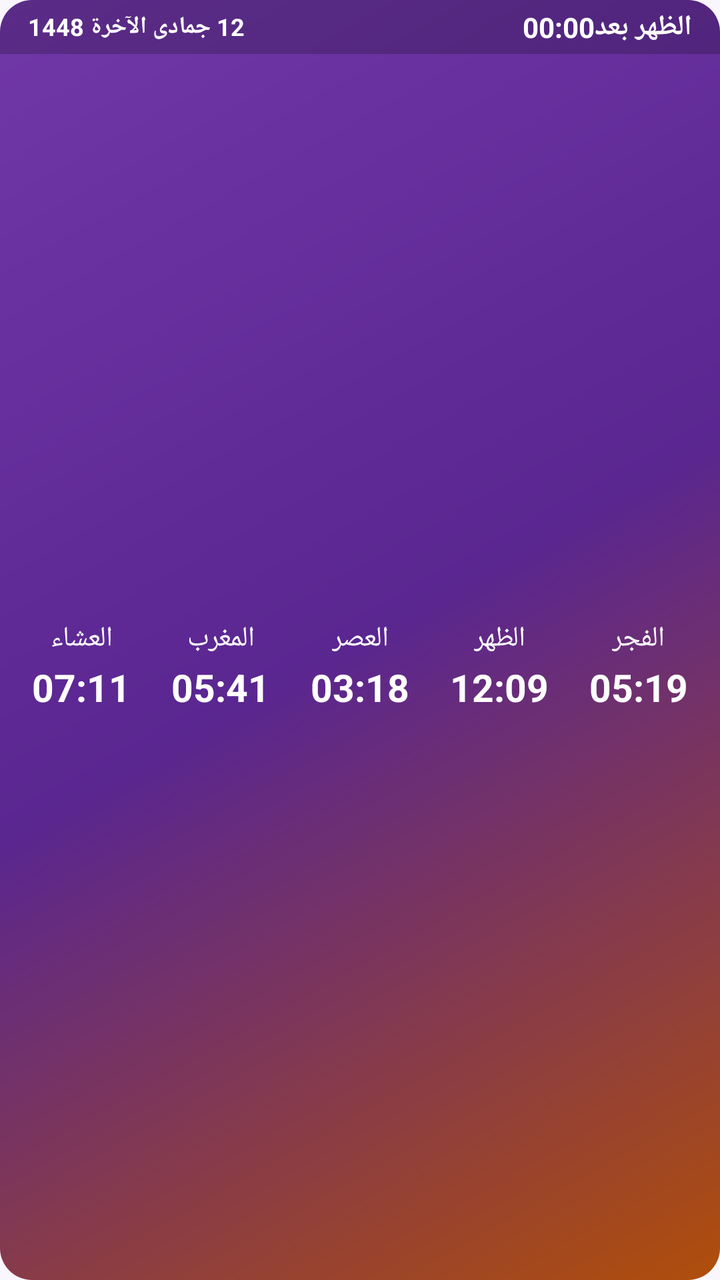
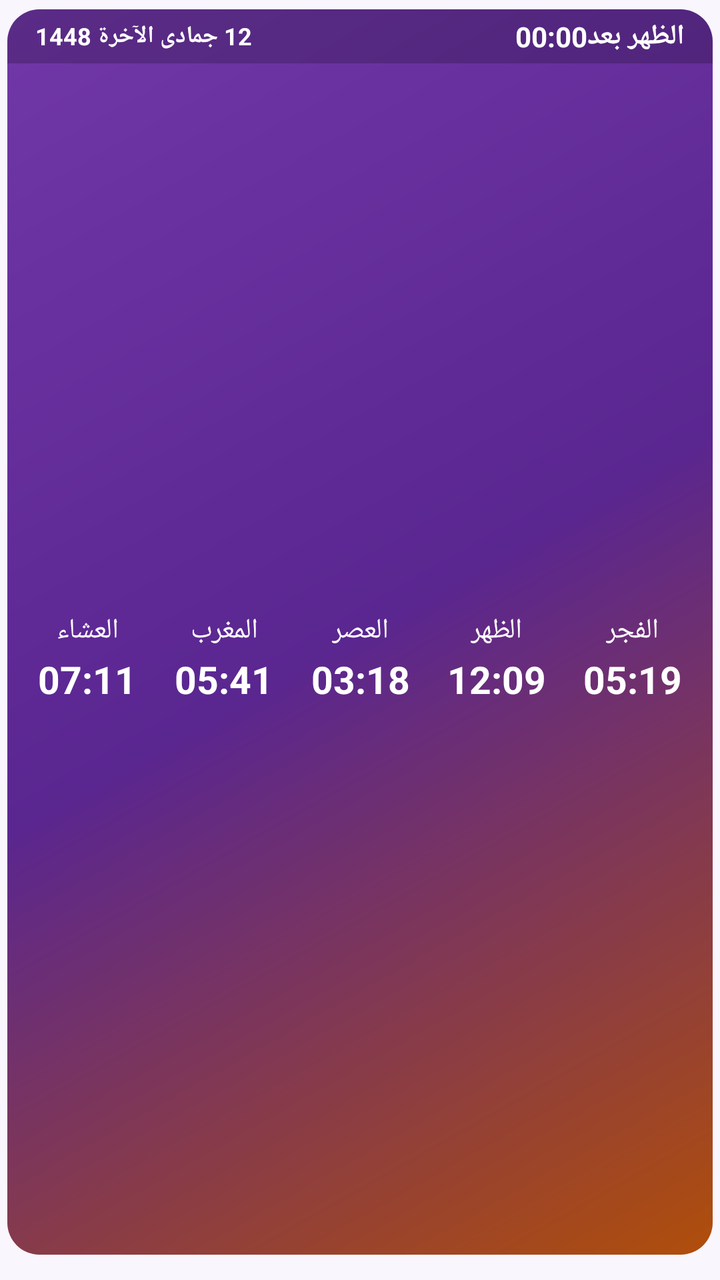

Before-and-after screenshots of an Android layout around one commit, followed by the original layout XML and the change that was made.
<!-- AndroidManifest.xml: application theme AppTheme -->
<!-- res/layout/widget_day.xml -->
<?xml version="1.0" encoding="utf-8"?>
<FrameLayout xmlns:android="http://schemas.android.com/apk/res/android" android:id="@+id/widget_root" android:layout_width="match_parent" android:layout_height="match_parent" android:layoutDirection="rtl">
    <ImageView android:id="@+id/wbg" android:layout_width="match_parent" android:layout_height="match_parent" android:clipToOutline="true" android:scaleType="fitXY" android:src="@drawable/wbg_grad_1" android:contentDescription="@null" />
    <LinearLayout android:layout_width="match_parent" android:layout_height="match_parent" android:orientation="vertical">
        <LinearLayout android:id="@+id/w_head" android:layout_width="match_parent" android:layout_height="wrap_content" android:orientation="horizontal" android:gravity="center_vertical" android:paddingStart="14dp" android:paddingEnd="14dp" android:paddingTop="4dp" android:paddingBottom="4dp" android:background="@drawable/whead_dark_1">
            <TextView android:id="@+id/w_next" android:layout_width="wrap_content" android:layout_height="wrap_content" android:text="الظهر بعد" android:textColor="#FFFFFF" android:textSize="14dp" android:textStyle="bold" android:maxLines="1" />
            <Chronometer android:id="@+id/w_chrono" android:layout_width="wrap_content" android:layout_height="wrap_content" android:layout_marginStart="6dp" android:textColor="#FFFFFF" android:textSize="14dp" android:textStyle="bold" android:layoutDirection="ltr" />
            <TextView android:id="@+id/w_cd" android:layout_width="wrap_content" android:layout_height="wrap_content" android:visibility="gone" />
            <TextView android:id="@+id/w_label" android:layout_width="wrap_content" android:layout_height="wrap_content" android:visibility="gone" />
            <TextView android:id="@+id/w_city" android:layout_width="0dp" android:layout_height="wrap_content" android:layout_weight="1" android:layout_marginStart="8dp" android:textColor="#E6D6F5" android:textSize="11dp" android:maxLines="1" android:ellipsize="end" />
            <TextView android:id="@+id/w_weather" android:layout_width="wrap_content" android:layout_height="wrap_content" android:layout_marginEnd="8dp" android:textColor="#FFFFFF" android:textSize="12dp" android:textStyle="bold" android:maxLines="1" android:visibility="gone" />
            <TextView android:id="@+id/w_hijri" android:layout_width="wrap_content" android:layout_height="wrap_content" android:text="12 جمادى الآخرة 1448" android:textColor="#FFFFFF" android:textSize="12dp" android:textStyle="bold" android:maxLines="1" android:ellipsize="end" />
        </LinearLayout>
        <LinearLayout android:layout_width="match_parent" android:layout_height="0dp" android:layout_weight="1" android:orientation="horizontal" android:gravity="center_vertical" android:paddingStart="6dp" android:paddingEnd="6dp">
            <LinearLayout android:id="@+id/c0" android:layout_width="0dp" android:layout_height="wrap_content" android:layout_weight="1" android:orientation="vertical" android:gravity="center" >
                <TextView android:id="@+id/n0" android:layout_width="wrap_content" android:layout_height="wrap_content" android:text="الفجر" android:textColor="#FFFFFF" android:textSize="14dp" android:maxLines="1" />
                <TextView android:id="@+id/t0" android:layout_width="wrap_content" android:layout_height="wrap_content" android:layout_marginTop="1dp" android:paddingStart="5dp" android:paddingEnd="5dp" android:paddingTop="1dp" android:paddingBottom="1dp" android:text="05:19" android:textColor="#FFFFFF" android:textSize="19dp" android:textStyle="bold" android:maxLines="1" />
            </LinearLayout>
            <LinearLayout android:id="@+id/c1" android:layout_width="0dp" android:layout_height="wrap_content" android:layout_weight="1" android:orientation="vertical" android:gravity="center" >
                <TextView android:id="@+id/n1" android:layout_width="wrap_content" android:layout_height="wrap_content" android:text="الظهر" android:textColor="#FFFFFF" android:textSize="14dp" android:maxLines="1" />
                <TextView android:id="@+id/t1" android:layout_width="wrap_content" android:layout_height="wrap_content" android:layout_marginTop="1dp" android:paddingStart="5dp" android:paddingEnd="5dp" android:paddingTop="1dp" android:paddingBottom="1dp" android:text="12:09" android:textColor="#FFFFFF" android:textSize="19dp" android:textStyle="bold" android:maxLines="1" />
            </LinearLayout>
            <LinearLayout android:id="@+id/c2" android:layout_width="0dp" android:layout_height="wrap_content" android:layout_weight="1" android:orientation="vertical" android:gravity="center" >
                <TextView android:id="@+id/n2" android:layout_width="wrap_content" android:layout_height="wrap_content" android:text="العصر" android:textColor="#FFFFFF" android:textSize="14dp" android:maxLines="1" />
                <TextView android:id="@+id/t2" android:layout_width="wrap_content" android:layout_height="wrap_content" android:layout_marginTop="1dp" android:paddingStart="5dp" android:paddingEnd="5dp" android:paddingTop="1dp" android:paddingBottom="1dp" android:text="03:18" android:textColor="#FFFFFF" android:textSize="19dp" android:textStyle="bold" android:maxLines="1" />
            </LinearLayout>
            <LinearLayout android:id="@+id/c3" android:layout_width="0dp" android:layout_height="wrap_content" android:layout_weight="1" android:orientation="vertical" android:gravity="center" >
                <TextView android:id="@+id/n3" android:layout_width="wrap_content" android:layout_height="wrap_content" android:text="المغرب" android:textColor="#FFFFFF" android:textSize="14dp" android:maxLines="1" />
                <TextView android:id="@+id/t3" android:layout_width="wrap_content" android:layout_height="wrap_content" android:layout_marginTop="1dp" android:paddingStart="5dp" android:paddingEnd="5dp" android:paddingTop="1dp" android:paddingBottom="1dp" android:text="05:41" android:textColor="#FFFFFF" android:textSize="19dp" android:textStyle="bold" android:maxLines="1" />
            </LinearLayout>
            <LinearLayout android:id="@+id/c4" android:layout_width="0dp" android:layout_height="wrap_content" android:layout_weight="1" android:orientation="vertical" android:gravity="center" >
                <TextView android:id="@+id/n4" android:layout_width="wrap_content" android:layout_height="wrap_content" android:text="العشاء" android:textColor="#FFFFFF" android:textSize="14dp" android:maxLines="1" />
                <TextView android:id="@+id/t4" android:layout_width="wrap_content" android:layout_height="wrap_content" android:layout_marginTop="1dp" android:paddingStart="5dp" android:paddingEnd="5dp" android:paddingTop="1dp" android:paddingBottom="1dp" android:text="07:11" android:textColor="#FFFFFF" android:textSize="19dp" android:textStyle="bold" android:maxLines="1" />
            </LinearLayout>
        </LinearLayout>
    </LinearLayout>
</FrameLayout>
<!-- resources referenced by this layout -->
<resources>
  <!-- drawable wbg_grad_1 (drawable) -->
  <?xml version="1.0" encoding="utf-8"?>
  <shape xmlns:android="http://schemas.android.com/apk/res/android" android:shape="rectangle">
      <gradient android:angle="315" android:startColor="#7137A8" android:centerColor="#5A2690" android:endColor="#B04E0A" />
      <corners android:radius="16dp" />
  </shape>
  <!-- drawable whead_dark_1 (drawable) -->
  <?xml version="1.0" encoding="utf-8"?>
  <shape xmlns:android="http://schemas.android.com/apk/res/android" android:shape="rectangle">
      <solid android:color="#33000000" />
      <corners android:topLeftRadius="16dp" android:topRightRadius="16dp" android:bottomLeftRadius="0dp" android:bottomRightRadius="0dp" />
  </shape>
  <style name="AppTheme" parent="@android:style/Theme.Material.Light.NoActionBar">
          <item name="android:windowBackground">@color/bg</item>
          <item name="android:statusBarColor">@color/bg</item>
          <item name="android:navigationBarColor">@color/bg</item>
          <item name="android:colorAccent">@color/orange</item>
          <item name="android:colorPrimary">@color/purple</item>
      </style>
  <color name="bg">#FAF6FD</color>
  <color name="orange">#F28A32</color>
  <color name="purple">#7137A8</color>
</resources>

<!-- the commit's change to res/layout/widget_day.xml (unified diff, before → after) -->
@@ -1,5 +1,5 @@
 <?xml version="1.0" encoding="utf-8"?>
-<FrameLayout xmlns:android="http://schemas.android.com/apk/res/android" android:id="@+id/widget_root" android:layout_width="match_parent" android:layout_height="match_parent" android:layoutDirection="rtl">
+<FrameLayout xmlns:android="http://schemas.android.com/apk/res/android" android:id="@+id/widget_root" android:layout_width="match_parent" android:layout_height="match_parent" android:layoutDirection="rtl" android:paddingStart="3.5dp" android:paddingEnd="3.5dp" android:paddingTop="4.5dp" android:paddingBottom="12.5dp">
     <ImageView android:id="@+id/wbg" android:layout_width="match_parent" android:layout_height="match_parent" android:clipToOutline="true" android:scaleType="fitXY" android:src="@drawable/wbg_grad_1" android:contentDescription="@null" />
     <LinearLayout android:layout_width="match_parent" android:layout_height="match_parent" android:orientation="vertical">
         <LinearLayout android:id="@+id/w_head" android:layout_width="match_parent" android:layout_height="wrap_content" android:orientation="horizontal" android:gravity="center_vertical" android:paddingStart="14dp" android:paddingEnd="14dp" android:paddingTop="4dp" android:paddingBottom="4dp" android:background="@drawable/whead_dark_1">
